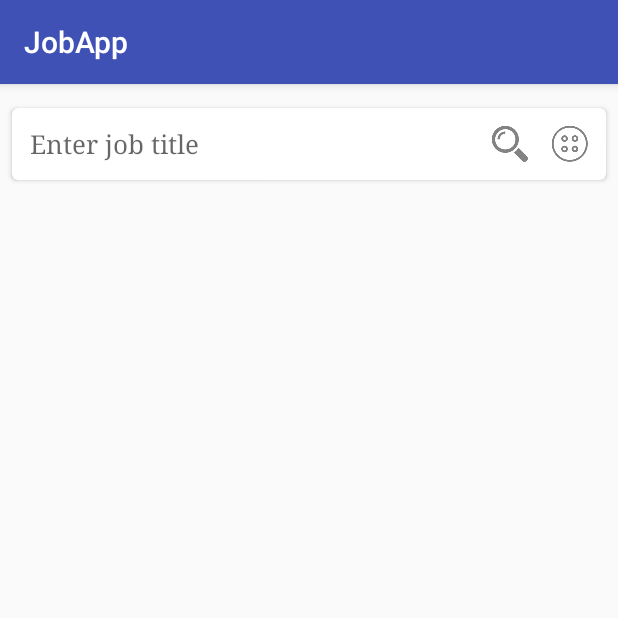
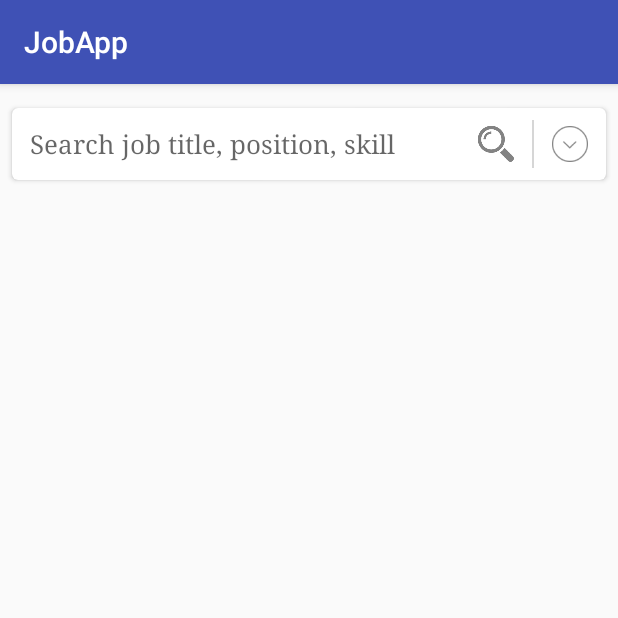
Before and after one commit to rickyngk/vietnamworks-job-app-2, an Android app: the fragment SearchFragment shown on its own in the app's theme, on a phone screen of 412 x 824 dp, the top half of it. Run offline under Robolectric (Android 15) with nearby library versions, the phone set to English and light mode, and no system bars; our stand-ins replace ButterKnife; 2 statements that could not run were skipped.

Commit message:
improve search box ui

```diff
--- a/android/vietnamworks-job-app/app/src/main/java/vietnamworks/com/jobapp/activities/main/fragments/SearchFragment.java
+++ b/android/vietnamworks-job-app/app/src/main/java/vietnamworks/com/jobapp/activities/main/fragments/SearchFragment.java
@@ -33,6 +33,9 @@ public class SearchFragment extends BaseFragment {
     @Bind(R.id.select_min_salary)
     Spinner selectMinSalary;
 
+    @Bind(R.id.select_position)
+    Spinner selectPosition;
+
     @Bind(R.id.view_search_extra)
     View searchExtraView;
 
@@ -45,6 +48,7 @@ public class SearchFragment extends BaseFragment {
         importSelect(selectIndustry, R.array.array_industry);
         importSelect(selectWorkingPlace, R.array.array_locations);
         importSelect(selectMinSalary, R.array.array_min_salary);
+        importSelect(selectPosition, R.array.array_job_level);
 
         searchExtraView.setVisibility(View.GONE);
 
@@ -52,8 +56,12 @@ public class SearchFragment extends BaseFragment {
             @Override
             public void onClick(View v) {
                 if (searchExtraView.getVisibility() == View.GONE) {
+                    btnAdvanceSearch.setImageDrawable(getDrawableResource(R.drawable.ic_action_less_arrow_circular_symbol));
                     searchExtraView.setVisibility(View.VISIBLE);
-
+                } else {
+                    btnAdvanceSearch.setImageDrawable(getDrawableResource(R.drawable.ic_action_more_arrow_circular_symbol));
+                    searchExtraView.setVisibility(View.GONE);
+                    resetExtraForm();
                 }
             }
         });
@@ -62,7 +70,10 @@ public class SearchFragment extends BaseFragment {
     }
 
     private void resetExtraForm() {
-        //selectWorkingPlace.select
+        selectIndustry.setSelection(0);
+        selectWorkingPlace.setSelection(0);
+        selectMinSalary.setSelection(0);
+        selectPosition.setSelection(0);
     }
 
     private void importSelect(Spinner target, int resId) {
--- a/android/vietnamworks-job-app/app/src/main/res/layout/fragment_search.xml
+++ b/android/vietnamworks-job-app/app/src/main/res/layout/fragment_search.xml
@@ -49,14 +49,18 @@
                     android:id="@+id/btn_search"
                     android:src="@drawable/ic_tab_search"
                     android:contentDescription="@null"
-                    android:background="?android:attr/selectableItemBackground"
+                    android:background="?android:attr/selectableItemBackground" />
+                <View
+                    android:layout_width="1dp"
+                    android:layout_height="match_parent"
+                    android:background="@color/colorDivider"
+                    android:layout_marginLeft="@dimen/base_padding_2x"
                     android:layout_marginRight="@dimen/base_padding_2x" />
-
                 <ImageButton
                     android:layout_width="wrap_content"
                     android:layout_height="wrap_content"
                     android:id="@+id/btn_advance_search"
-                    android:src="@drawable/ic_action_more_details_button"
+                    android:src="@drawable/ic_action_more_arrow_circular_symbol"
                     android:contentDescription="@null"
                     android:background="?android:attr/selectableItemBackground"/>
             </LinearLayout>
@@ -94,6 +98,13 @@
                     android:id="@+id/select_min_salary"
                     android:paddingTop="@dimen/base_padding_2x"
                     android:paddingBottom="@dimen/base_padding_2x"/>
+
+                <Spinner
+                    android:layout_width="match_parent"
+                    android:layout_height="wrap_content"
+                    android:id="@+id/select_position"
+                    android:paddingTop="@dimen/base_padding_2x"
+                    android:paddingBottom="@dimen/base_padding_2x"/>
             </LinearLayout>
 
         </LinearLayout>
--- a/android/vietnamworks-job-app/app/src/main/res/values/strings.xml
+++ b/android/vietnamworks-job-app/app/src/main/res/values/strings.xml
@@ -4,7 +4,7 @@
     <string name="action_notifications">Notification</string>
 
     <string name="search">Search</string>
-    <string name="input_job_title_hint">Enter job title</string>
+    <string name="input_job_title_hint">Search job title, position, skill&#8203;&#8203;&#8203;</string>
 
     <string-array name="sections">
         <item>Search</item>
--- /dev/null
+++ b/android/vietnamworks-job-app/app/src/main/res/values/values_job_level.xml
@@ -0,0 +1,26 @@
+<?xml version="1.0" encoding="utf-8"?>
+<resources>
+
+    <string name="job_level_new_grad">New Grad/Entry Level/Internship</string>
+    <string name="job_level_experienced">Experienced (Non-Manager)</string>
+    <string name="job_level_team_lead">Team Leader/Supervisor</string>
+    <string name="job_level_manager">Manager</string>
+    <string name="job_level_vice_director">Vice Director</string>
+    <string name="job_level_director">Director</string>
+    <string name="job_level_ceo">CEO</string>
+    <string name="job_level_vice_president">Vice President</string>
+    <string name="job_level_president">President</string>
+
+    <string-array name="array_job_level">
+        <item>Select job level</item>
+        <item>@string/job_level_new_grad</item>
+        <item>@string/job_level_experienced</item>
+        <item>@string/job_level_team_lead</item>
+        <item>@string/job_level_manager</item>
+        <item>@string/job_level_vice_director</item>
+        <item>@string/job_level_director</item>
+        <item>@string/job_level_ceo</item>
+        <item>@string/job_level_vice_president</item>
+        <item>@string/job_level_president</item>
+    </string-array>
+</resources>
```
Also changed, not shown: android/vietnamworks-job-app/app/src/main/res/drawable-hdpi/ic_action_less_arrow_circular_symbol.png (added), android/vietnamworks-job-app/app/src/main/res/drawable-hdpi/ic_action_more_arrow_circular_symbol.png (added), android/vietnamworks-job-app/app/src/main/res/drawable-mdpi/ic_action_less_arrow_circular_symbol.png (added), android/vietnamworks-job-app/app/src/main/res/drawable-mdpi/ic_action_more_arrow_circular_symbol.png (added), android/vietnamworks-job-app/app/src/main/res/drawable-xhdpi/ic_action_less_arrow_circular_symbol.png (added), android/vietnamworks-job-app/app/src/main/res/drawable-xhdpi/ic_action_more_arrow_circular_symbol.png (added), android/vietnamworks-job-app/app/src/main/res/drawable-xxhdpi/ic_action_less_arrow_circular_symbol.png (added), android/vietnamworks-job-app/app/src/main/res/drawable-xxhdpi/ic_action_more_arrow_circular_symbol.png (added), android/vietnamworks-job-app/app/src/main/res/drawable-xxxhdpi/ic_action_less_arrow_circular_symbol.png (added), android/vietnamworks-job-app/app/src/main/res/drawable-xxxhdpi/ic_action_more_arrow_circular_symbol.png (added).
